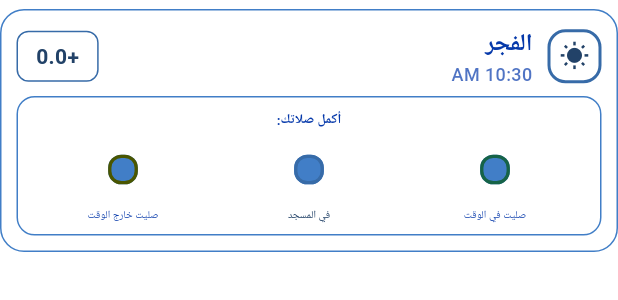
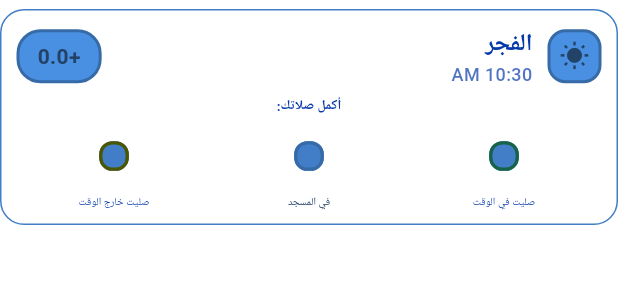
Before and after one commit to ithabetz/daily-muslim-routine-kids, a Flutter app: the PrayerCard widget shown alone on an empty page, opened directly with empty values, on a phone screen of 412 x 824 dp. Shown: the top 300 px of the screen. Run offline on Flutter 3.47's test engine with Material 3 defaults, Android fonts, the phone set to English and light mode, and no system bars; our stand-ins replace adhan, cloud_firestore, firebase_auth, firebase_core, flutter_local_notifications, geocoding and 3 more; accounts and stored records are empty; network calls fail.

Commit message:
Fix BackGround: All Cards

```diff
--- a/lib/widgets/prayer_card.dart
+++ b/lib/widgets/prayer_card.dart
@@ -44,16 +44,10 @@ class _PrayerCardState extends State<PrayerCard> {
             // Header Row with Icon and Prayer Info
             Row(
               children: [
-                // Prayer Icon - Transparent container
+                // Prayer Icon - Standardized size
                 Container(
                   padding: EdgeInsets.all(KidTheme.standardIconPadding),
-                  decoration: BoxDecoration(
-                    borderRadius: BorderRadius.circular(12),
-                    border: Border.all(
-                      color: widget.prayer.isCompleted ? KidTheme.successGreen : Colors.grey.shade400,
-                      width: 2,
-                    ),
-                  ),
+                  decoration: KidTheme.getStandardIconDecoration(isCompleted: widget.prayer.isCompleted),
                   child: Icon(
                     widget.prayer.type.icon,
                     color: widget.prayer.isCompleted ? KidTheme.successGreen : Colors.grey.shade600,
@@ -92,19 +86,13 @@ class _PrayerCardState extends State<PrayerCard> {
                   ),
                 ),
 
-                // Points indicator - Transparent container
+                // Points indicator - Standardized
                 Container(
                   padding: const EdgeInsets.symmetric(
                     horizontal: 12,
                     vertical: 6,
                   ),
-                  decoration: BoxDecoration(
-                    borderRadius: BorderRadius.circular(8),
-                    border: Border.all(
-                      color: widget.prayer.isCompleted ? KidTheme.successGreen : Colors.grey.shade400,
-                      width: 1,
-                    ),
-                  ),
+                  decoration: KidTheme.getStandardPointsDecoration(isCompleted: widget.prayer.isCompleted),
                   child: Text(
                     '+${NumberFormatter.formatDecimal(widget.prayer.score, decimalPlaces: 1)}',
                     style: TextStyle(
@@ -119,18 +107,8 @@ class _PrayerCardState extends State<PrayerCard> {
 
             const SizedBox(height: 6),
 
-            // Checkboxes Section - Transparent container
-            Container(
-              padding: const EdgeInsets.all(8),
-              decoration: BoxDecoration(
-                borderRadius: BorderRadius.circular(12),
-                border: Border.all(
-                  color: widget.prayer.isCompleted
-                      ? KidTheme.highlightPrayerBorderColor
-                      : Colors.grey.shade300,
-                ),
-              ),
-              child: Column(
+            // Checkboxes Section - Just text, no box
+            Column(
               mainAxisSize: MainAxisSize.min,
               children: [
                 Text(
@@ -182,7 +160,6 @@ class _PrayerCardState extends State<PrayerCard> {
                   ],
                 ),
               ],
-              ),
             ),
           ],
         ),
```
Lines whose indentation alone changed are shown as unchanged.
